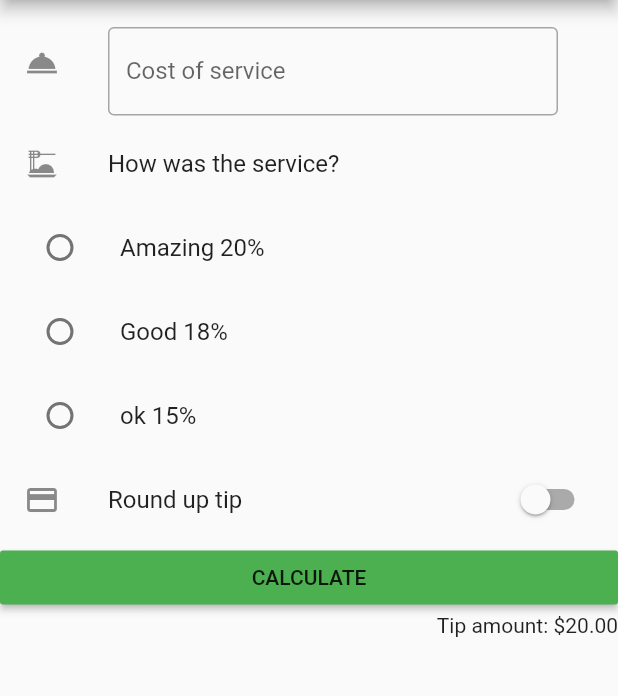
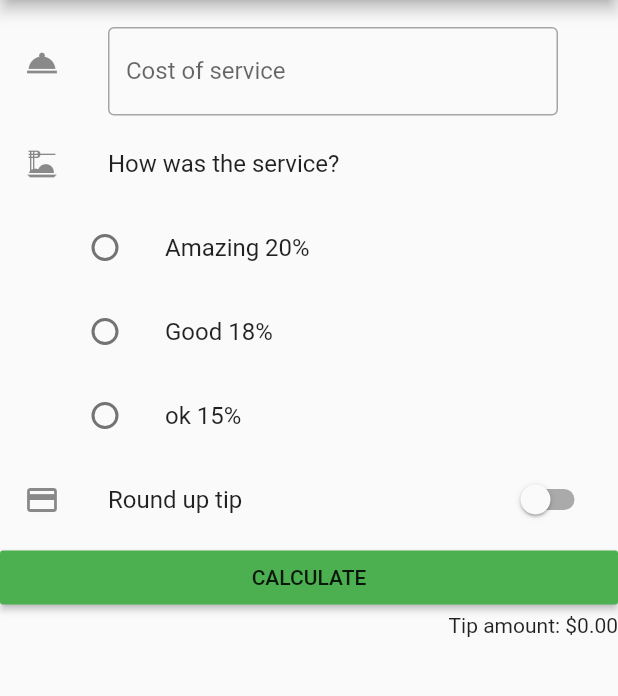
Before and after one commit to pablogarc/Tip-Calculation, a Flutter app: the screen it shows after launch, after a tap on "CALCULATE", on a phone screen of 412 x 824 dp, the part 84-780 px from its top. Run offline on Flutter 3.47's test engine with Material 2 defaults, Android fonts, the light colour scheme and no system bars.

Commit message:
fixed calculation of the amount

```diff
--- a/lib/home_page.dart
+++ b/lib/home_page.dart
@@ -19,6 +19,7 @@ class HomePage extends StatelessWidget {
             title: Padding(
               padding: EdgeInsets.only(right: 24),
               child: TextField(
+                controller: context.watch<TipTimeProvider>().constController,
                 decoration: InputDecoration(
                   labelText: 'Cost of service',
                   border: OutlineInputBorder(),
@@ -30,7 +31,9 @@ class HomePage extends StatelessWidget {
             leading: Icon(Icons.dinner_dining),
             title: Text("How was the service?"),
           ),
-          Column(
+          Padding(
+            padding: const EdgeInsets.only(left: 30.0),
+            child: Column(
               children: context
                   .read<TipTimeProvider>()
                   .radioGroupValues
@@ -53,6 +56,7 @@ class HomePage extends StatelessWidget {
                   )
                   .toList(),
             ),
+          ),
           SwitchListTile(
             secondary: Icon(Icons.credit_card),
             title: Text("Round up tip"),
@@ -65,13 +69,15 @@ class HomePage extends StatelessWidget {
             color: Colors.green,
             child: Text("CALCULATE"),
             onPressed: () {
-              context.read<TipTimeProvider>().tipCalculation(23244);
+              context.read<TipTimeProvider>().tipCalculation(int.parse(
+                  context.read<TipTimeProvider>().constController.text));
             },
           ),
           Row(
             mainAxisAlignment: MainAxisAlignment.end,
             children: [
-              Text("Tip amount: \$20.00"),
+              Text(
+                  "Tip amount: \$${context.read<TipTimeProvider>().getAmount}"),
             ],
           ),
         ],
--- a/lib/providers/tip_time_provider.dart
+++ b/lib/providers/tip_time_provider.dart
@@ -2,6 +2,8 @@ import 'package:flutter/material.dart';
 
 class TipTimeProvider with ChangeNotifier {
   var constController = TextEditingController();
+  String _amount = "0.00";
+  String get getAmount => _amount;
   int? _selectedRadio = null;
   int? get getSelectedRadio => _selectedRadio;
   bool isSelected = false;
@@ -13,6 +15,14 @@ class TipTimeProvider with ChangeNotifier {
 
   void tipCalculation(int dato) {
     // TODO: completar
+    double calculate = dato + (dato * (_selectedRadio! / 100));
+
+    if (!isSelected) {
+      _amount = calculate.toStringAsFixed(2);
+    } else {
+      _amount = calculate.ceilToDouble().toStringAsFixed(0);
+    }
+    notifyListeners();
   }
 
   void setIsSelected(bool switchValue) {
```
Lines whose indentation alone changed are shown as unchanged.
